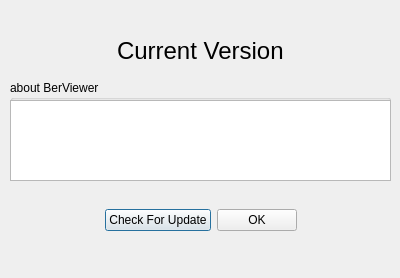
jykim74/BerEditor, file BerViewer/about_dlg.ui: the form before one commit.
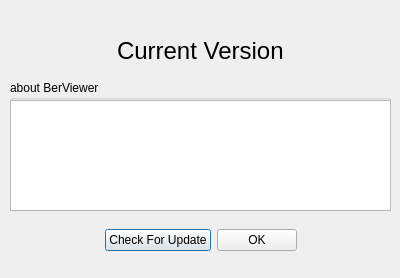
The form after the commit.

```diff
--- a/BerViewer/about_dlg.ui
+++ b/BerViewer/about_dlg.ui
@@ -67,7 +67,7 @@
    <property name="geometry">
     <rect>
      <x>10</x>
-     <y>200</y>
+     <y>220</y>
      <width>381</width>
      <height>41</height>
     </rect>
@@ -121,7 +121,7 @@
      <x>10</x>
      <y>80</y>
      <width>381</width>
-     <height>101</height>
+     <height>131</height>
     </rect>
    </property>
    <property name="title">
@@ -133,7 +133,7 @@
       <x>0</x>
       <y>20</y>
       <width>381</width>
-      <height>81</height>
+      <height>111</height>
      </rect>
     </property>
     <property name="readOnly">
```
